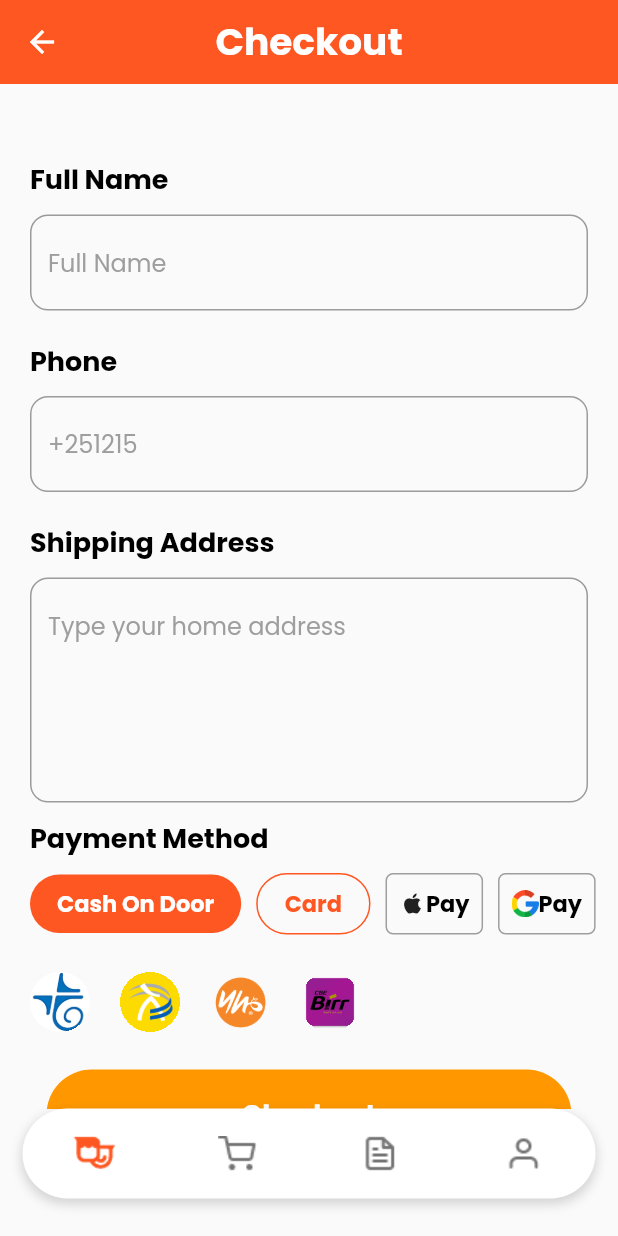
After one commit to yonaries/beudelivery-clone, a Flutter app: the CheckoutScreen screen opened directly, on a phone screen of 412 x 824 dp. The commit adds this screen. Run offline on Flutter 3.47's test engine with Material 2 defaults, Android fonts, the light colour scheme and no system bars; our stand-ins replace firebase_core, flutter_slidable, flutter_spinkit, google_fonts; accounts and stored records are empty.

Commit message:
Checkout pagfinished

```diff
--- a/userapp/lib/controller/bag_items_controller.dart
+++ b/userapp/lib/controller/bag_items_controller.dart
@@ -3,6 +3,7 @@ import 'package:provider/provider.dart';
 import 'package:userapp/model/bag_item_model.dart';
 import 'package:userapp/providers/navbar_provider.dart';
 import 'package:userapp/view/components/bag/bag_list_builder.dart';
+import 'package:userapp/view/screens/checkout.dart';
 
 List<CartItemsModel> cartList = [];
 
@@ -25,7 +26,7 @@ Widget bagItemContainer(
             width: currentWidth,
             child: startOrderingButton(
                 buttonText: "Place Order - $total",
-                hasCartItem: false,
+                hasCartItem: true,
                 context: context),
           ),
         )
@@ -80,9 +81,14 @@ GestureDetector startOrderingButton(
     onTap: () {
       if (hasCartItem) {
         // send to checkout
-        // Navigator.push(context, MaterialPageRoute(builder: (context) {
-        //   return
-        // }));
+        Navigator.push(
+          context,
+          MaterialPageRoute(
+            builder: (context) {
+              return CheckoutScreen();
+            },
+          ),
+        );
       } else {
         // Send to Home
         currentNavBar.changePage(0);
--- /dev/null
+++ b/userapp/lib/view/components/checkout/buttons.dart
@@ -0,0 +1,196 @@
+import 'package:flutter/material.dart';
+
+paymentProviderButtons() {
+  return Column(
+    children: [
+      Row(
+        children: [
+          // cash on delivery
+          GestureDetector(
+            onTap: () {},
+            child: Container(
+              padding: const EdgeInsets.symmetric(horizontal: 18, vertical: 8),
+              decoration: BoxDecoration(
+                color: Colors.deepOrange,
+                borderRadius: BorderRadius.circular(60),
+              ),
+              child: Ink(
+                child: const Text(
+                  "Cash On Door",
+                  style: TextStyle(
+                    color: Colors.white,
+                    fontSize: 15,
+                    fontWeight: FontWeight.bold,
+                  ),
+                ),
+              ),
+            ),
+          ),
+
+          SizedBox(
+            width: 10,
+          ),
+
+          // card
+          GestureDetector(
+            onTap: () {},
+            child: Container(
+              padding: const EdgeInsets.symmetric(horizontal: 18, vertical: 8),
+              decoration: BoxDecoration(
+                border: Border.all(color: Colors.deepOrange),
+                borderRadius: BorderRadius.circular(60),
+              ),
+              child: const Text(
+                "Card",
+                style: TextStyle(
+                  color: Colors.deepOrange,
+                  fontSize: 15,
+                  fontWeight: FontWeight.bold,
+                ),
+              ),
+            ),
+          ),
+
+          SizedBox(
+            width: 10,
+          ),
+
+          // Apple Pay
+          GestureDetector(
+            onTap: () {},
+            child: Container(
+              padding: const EdgeInsets.symmetric(horizontal: 8, vertical: 8),
+              decoration: BoxDecoration(
+                border: Border.all(color: Colors.grey),
+                borderRadius: BorderRadius.circular(5),
+              ),
+              child: Row(
+                children: const [
+                  Icon(
+                    Icons.apple,
+                    size: 18,
+                  ),
+                  Text(
+                    "Pay",
+                    style: TextStyle(
+                      color: Colors.black,
+                      fontSize: 15,
+                      fontWeight: FontWeight.bold,
+                    ),
+                  ),
+                ],
+              ),
+            ),
+          ),
+
+          SizedBox(
+            width: 10,
+          ),
+
+          // Google Pay
+          GestureDetector(
+            onTap: () {},
+            child: Container(
+              padding: const EdgeInsets.symmetric(horizontal: 8, vertical: 8),
+              decoration: BoxDecoration(
+                border: Border.all(color: Colors.grey),
+                borderRadius: BorderRadius.circular(5),
+              ),
+              child: Row(
+                children: [
+                  Image.asset(
+                    "lib/assets/icons/google.png",
+                    height: 18,
+                  ),
+                  const Text(
+                    "Pay",
+                    style: TextStyle(
+                      color: Colors.black,
+                      fontSize: 15,
+                      fontWeight: FontWeight.bold,
+                    ),
+                  ),
+                ],
+              ),
+            ),
+          )
+        ],
+      ),
+
+      const SizedBox(
+        height: 25,
+      ),
+      // 2nd row
+      Row(
+        children: [
+          GestureDetector(
+            onTap: () {},
+            child: Container(
+              margin: const EdgeInsets.only(right: 20),
+              clipBehavior: Clip.hardEdge,
+              decoration: const BoxDecoration(
+                shape: BoxShape.circle,
+              ),
+              height: 40,
+              width: 40,
+              child: Image.asset(
+                "lib/assets/icons/telebirr.jpg",
+                fit: BoxFit.cover,
+              ),
+            ),
+          ),
+          GestureDetector(
+            onTap: () {},
+            child: Container(
+              margin: const EdgeInsets.only(right: 20),
+              clipBehavior: Clip.hardEdge,
+              decoration: const BoxDecoration(
+                shape: BoxShape.circle,
+              ),
+              height: 40,
+              width: 40,
+              child: Image.asset(
+                "lib/assets/icons/amole.png",
+                fit: BoxFit.cover,
+              ),
+            ),
+          ),
+          GestureDetector(
+            onTap: () {},
+            child: Container(
+              margin: const EdgeInsets.only(right: 20),
+              clipBehavior: Clip.hardEdge,
+              decoration: const BoxDecoration(
+                shape: BoxShape.circle,
+              ),
+              height: 40,
+              width: 40,
+              child: Image.asset(
+                "lib/assets/icons/hellocash.webp",
+                fit: BoxFit.cover,
+              ),
+            ),
+          ),
+          GestureDetector(
+            onTap: () {},
+            child: Container(
+              clipBehavior: Clip.hardEdge,
+              decoration: const BoxDecoration(
+                shape: BoxShape.circle,
+              ),
+              height: 40,
+              width: 40,
+              child: Image.asset(
+                "lib/assets/icons/cbe birr.webp",
+                fit: BoxFit.cover,
+              ),
+            ),
+          ),
+        ],
+      ),
+      const SizedBox(
+        height: 25,
+      ),
+    ],
+  );
+}
--- /dev/null
+++ b/userapp/lib/view/screens/checkout.dart
@@ -0,0 +1,226 @@
+import 'package:flutter/material.dart';
+import 'package:flutter/services.dart';
+import 'package:userapp/view/components/nav_bottom.dart';
+
+import '../components/checkout/buttons.dart';
+
+class CheckoutScreen extends StatefulWidget {
+  const CheckoutScreen({Key? key}) : super(key: key);
+
+  @override
+  State<CheckoutScreen> createState() => CheckoutScreenState();
+}
+
+class CheckoutScreenState extends State<CheckoutScreen> {
+  final _nameController = TextEditingController();
+  final _phoneController = TextEditingController();
+  final _shippingAddressController = TextEditingController();
+
+  @override
+  void dispose() {
+    _nameController.dispose();
+    _phoneController.dispose();
+    _shippingAddressController.dispose();
+    super.dispose();
+  }
+
+  @override
+  Widget build(BuildContext context) {
+    return Scaffold(
+      bottomNavigationBar: const BottomNavBar(),
+      appBar: AppBar(
+        foregroundColor: Colors.white,
+        backgroundColor: Colors.deepOrange,
+        systemOverlayStyle: const SystemUiOverlayStyle(
+          statusBarColor: Colors.deepOrange,
+          statusBarBrightness: Brightness.dark,
+        ),
+        centerTitle: true,
+        title: const Text(
+          "Checkout",
+          style: TextStyle(
+            fontSize: 25,
+            fontWeight: FontWeight.bold,
+          ),
+        ),
+        elevation: 0,
+      ),
+      body: SingleChildScrollView(
+        child: Padding(
+          padding: const EdgeInsets.only(left: 20.0, right: 20.0, top: 40),
+          child: Column(
+            crossAxisAlignment: CrossAxisAlignment.start,
+            children: [
+              Column(
+                crossAxisAlignment: CrossAxisAlignment.start,
+                children: [
+                  const Padding(
+                    padding: EdgeInsets.symmetric(vertical: 10.0),
+                    child: Text(
+                      "Full Name",
+                      style: TextStyle(
+                        color: Colors.black,
+                        fontSize: 18,
+                        fontWeight: FontWeight.bold,
+                      ),
+                    ),
+                  ),
+                  TextField(
+                    cursorColor: Colors.deepOrange,
+                    controller: _nameController,
+                    keyboardType: TextInputType.name,
+                    decoration: InputDecoration(
+                      border: OutlineInputBorder(
+                        borderRadius: BorderRadius.circular(12),
+                        borderSide: const BorderSide(
+                          color: Colors.grey,
+                        ),
+                      ),
+                      focusedBorder: OutlineInputBorder(
+                        borderRadius: BorderRadius.circular(12),
+                        borderSide: const BorderSide(
+                          color: Colors.deepOrange,
+                        ),
+                      ),
+                      hintText: "Full Name",
+                      hintStyle: const TextStyle(color: Colors.grey),
+                    ),
+                  ),
+                ],
+              ),
+
+              const SizedBox(
+                height: 10,
+              ),
+
+              // Phone TextField
+              Column(
+                crossAxisAlignment: CrossAxisAlignment.start,
+                children: [
+                  const Padding(
+                    padding: EdgeInsets.symmetric(vertical: 10.0),
+                    child: Text(
+                      "Phone",
+                      style: TextStyle(
+                        color: Colors.black,
+                        fontSize: 18,
+                        fontWeight: FontWeight.bold,
+                      ),
+                    ),
+                  ),
+                  TextField(
+                    cursorColor: Colors.deepOrange,
+                    controller: _phoneController,
+                    keyboardType: TextInputType.phone,
+                    decoration: InputDecoration(
+                      border: OutlineInputBorder(
+                        borderRadius: BorderRadius.circular(12),
+                        borderSide: const BorderSide(
+                          color: Colors.grey,
+                        ),
+                      ),
+                      focusedBorder: OutlineInputBorder(
+                        borderRadius: BorderRadius.circular(12),
+                        borderSide: const BorderSide(
+                          color: Colors.deepOrange,
+                        ),
+                      ),
+                      hintText: "+251215",
+                      hintStyle: const TextStyle(color: Colors.grey),
+                    ),
+                  ),
+                ],
+              ),
+
+              const SizedBox(
+                height: 10,
+              ),
+
+              // shipping Address
+              Column(
+                crossAxisAlignment: CrossAxisAlignment.start,
+                children: [
+                  const Padding(
+                    padding: EdgeInsets.symmetric(vertical: 10.0),
+                    child: Text(
+                      "Shipping Address",
+                      style: TextStyle(
+                        color: Colors.black,
+                        fontSize: 18,
+                        fontWeight: FontWeight.bold,
+                      ),
+                    ),
+                  ),
+                  TextField(
+                    maxLines: 5,
+                    cursorColor: Colors.deepOrange,
+                    controller: _shippingAddressController,
+                    keyboardType: TextInputType.streetAddress,
+                    decoration: InputDecoration(
+                      border: OutlineInputBorder(
+                        borderRadius: BorderRadius.circular(12),
+                        borderSide: const BorderSide(
+                          color: Colors.grey,
+                        ),
+                      ),
+                      focusedBorder: OutlineInputBorder(
+                        borderRadius: BorderRadius.circular(12),
+                        borderSide: const BorderSide(
+                          color: Colors.deepOrange,
+                        ),
+                      ),
+                      hintText: "Type your home address",
+                      hintStyle: const TextStyle(color: Colors.grey),
+                    ),
+                  ),
+                ],
+              ),
+
+              // Payment Methods
+              const Padding(
+                padding: EdgeInsets.symmetric(vertical: 10.0),
+                child: Text(
+                  "Payment Method",
+                  style: TextStyle(
+                    color: Colors.black,
+                    fontSize: 18,
+                    fontWeight: FontWeight.bold,
+                  ),
+                ),
+              ),
+
+              // Payment providers
+              paymentProviderButtons(),
+
+              // Checkout Button
+
+              GestureDetector(
+                onTap: () {
+                  // show success message
+                },
+                child: Center(
+                  child: Container(
+                    width: 350,
+                    height: 60,
+                    alignment: Alignment.center,
+                    decoration: BoxDecoration(
+                        color: Colors.orange,
+                        borderRadius: BorderRadius.circular(30)),
+                    child: const Text(
+                      "Checkout",
+                      style: TextStyle(
+                        color: Colors.white,
+                        fontSize: 18,
+                        fontWeight: FontWeight.bold,
+                      ),
+                    ),
+                  ),
+                ),
+              )
+            ],
+          ),
+        ),
+      ),
+    );
+  }
+}
--- a/userapp/lib/view/screens/restaurant_detail.dart
+++ b/userapp/lib/view/screens/restaurant_detail.dart
@@ -142,7 +142,7 @@ class _RestaurantDetailScreenState extends State<RestaurantDetailScreen> {
                   ),
                   // Menu
                   Padding(
-                    padding: const EdgeInsets.only(right: 8, left: 8, top: 8),
+                    padding: const EdgeInsets.only(top: 10),
                     child: SizedBox(
                       child: Row(
                         mainAxisAlignment: MainAxisAlignment.spaceBetween,
```
Also changed, not shown: userapp/lib/assets/icons/amole.png (added), userapp/lib/assets/icons/cbe birr.webp (added), userapp/lib/assets/icons/google.png (added), userapp/lib/assets/icons/hellocash.webp (added), userapp/lib/assets/icons/telebirr.jpg (added).
